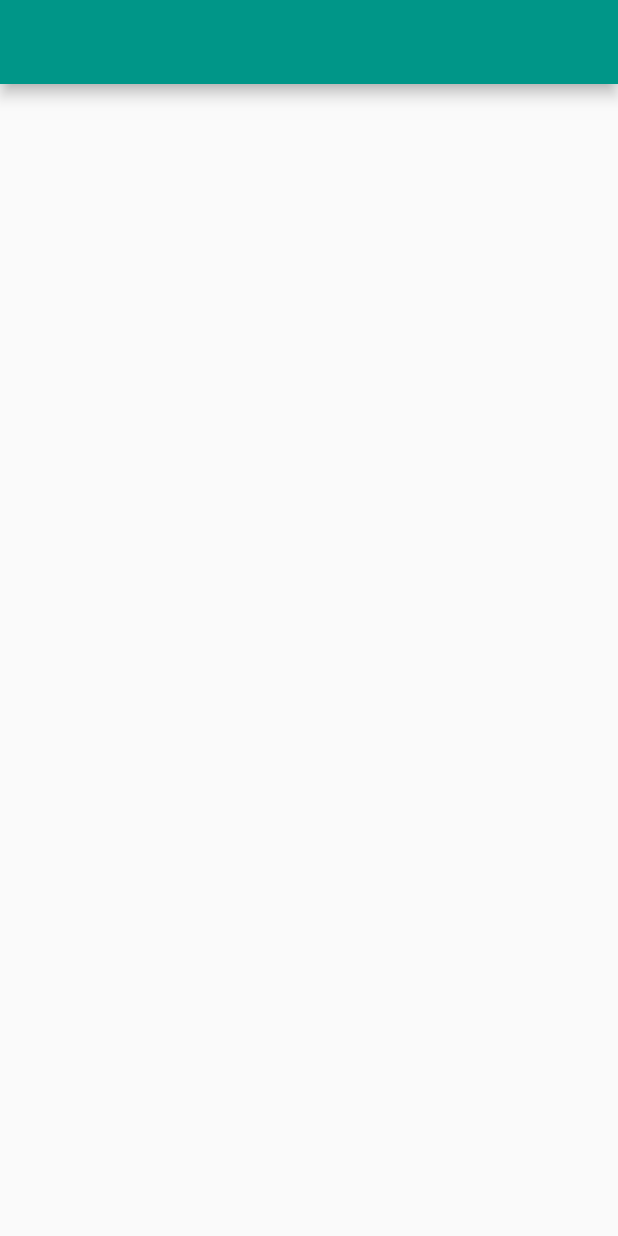
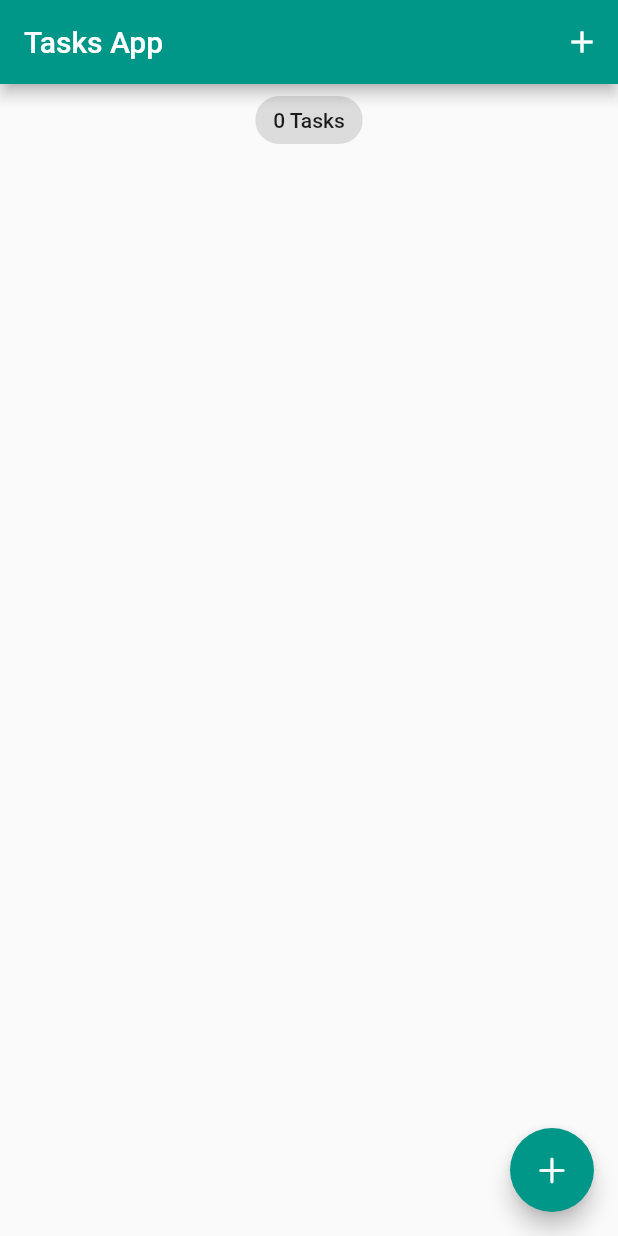
Before and after one commit to Firooz-Smart/bloc_todo_app, a Flutter app: the screen it shows after launch, on a phone screen of 412 x 824 dp. Run offline on Flutter 3.47's test engine with Material 2 defaults, Android fonts, the phone set to English and light mode, and no system bars; our stand-ins replace bloc, equatable, flutter_bloc, hydrated_bloc.

```diff
--- /dev/null
+++ b/lib/blocs/bloc/tasks_bloc.dart
@@ -0,0 +1,45 @@
+import 'dart:convert';
+
+import 'package:bloc/bloc.dart';
+import 'package:bloc_todo/blocs/bloc/tasks_event.dart';
+import 'package:bloc_todo/blocs/bloc/tasks_state.dart';
+import 'package:flutter/cupertino.dart';
+import 'package:hydrated_bloc/hydrated_bloc.dart';
+
+import '../../models/task.dart';
+
+class TasksBloc extends HydratedBloc<TaskEvent, TasksState> {
+  TasksBloc() : super(const TasksState()) {
+    on<AddTask>(_addTask);
+    on<UpdateTask>(_updateTask);
+    on<DeleteTask>(_deleteTask);
+  }
+
+  void _addTask(AddTask event, Emitter<TasksState> emit) {
+    print(event.task.id);
+    final state = this.state;
+    emit(TasksState(allTasks: List.from(state.allTasks)..add(event.task)));
+  }
+
+  void _updateTask(UpdateTask event, Emitter<TasksState> emit) {
+    final state = this.state;
+    final task = event.task;
+    final index = state.allTasks.indexOf(task);
+
+    List<Task> allTasks = List.from(state.allTasks)..remove(task);
+    allTasks.insert(index, task.copyWith(isDone: !task.isDone!));
+    emit(TasksState(allTasks: allTasks));
+  }
+
+  void _deleteTask(DeleteTask event, Emitter<TasksState> emit) {
+    final state = this.state;
+    List<Task> tasks = List.from(state.allTasks)..remove(event.task);
+    emit(TasksState(allTasks: tasks));
+  }
+
+  @override
+  TasksState? fromJson(Map<String, dynamic> json) => TasksState.fromMap(json);
+
+  @override
+  Map<String, dynamic>? toJson(TasksState state) => state.toMap();
+}
--- /dev/null
+++ b/lib/blocs/bloc/tasks_event.dart
@@ -0,0 +1,34 @@
+import 'package:equatable/equatable.dart';
+
+import '../../models/task.dart';
+
+class TaskEvent extends Equatable {
+  const TaskEvent();
+  @override
+  // TODO: implement props
+  List<Object?> get props => [];
+}
+
+class AddTask extends TaskEvent {
+  final Task task;
+  const AddTask({required this.task});
+  @override
+  // TODO: implement props
+  List<Object?> get props => [task];
+}
+
+class UpdateTask extends TaskEvent {
+  final Task task;
+  const UpdateTask({required this.task});
+  @override
+  // TODO: implement props
+  List<Object?> get props => [task];
+}
+
+class DeleteTask extends TaskEvent {
+  final Task task;
+  const DeleteTask({required this.task});
+  @override
+  // TODO: implement props
+  List<Object?> get props => [task];
+}
--- /dev/null
+++ b/lib/blocs/bloc/tasks_state.dart
@@ -0,0 +1,25 @@
+import 'dart:convert';
+
+import 'package:equatable/equatable.dart';
+
+import '../../models/task.dart';
+
+class TasksState extends Equatable {
+  final List<Task> allTasks;
+  const TasksState({this.allTasks = const []});
+  @override
+  // TODO: implement props
+  List<Object?> get props => [allTasks];
+
+  Map<String, dynamic> toMap() {
+    return {'allTasks': allTasks.map((x) => x.toMap()).toList()};
+  }
+
+  factory TasksState.fromMap(Map<String, dynamic> map) {
+    return TasksState(
+        allTasks: List<Task>.from(map['allTasks'].map((x) => Task.fromMap(x))));
+  }
+
+  // String toJson() => jsonEncode(toMap());
+  // factory TasksState.fromJson(source) => TasksState.fromMap(jsonDecode(source));
+}
--- /dev/null
+++ b/lib/blocs/bloc_exports.dart
@@ -0,0 +1,3 @@
+export './bloc/tasks_bloc.dart';
+export './bloc/tasks_event.dart';
+export './bloc/tasks_state.dart';
--- a/lib/main.dart
+++ b/lib/main.dart
@@ -1,8 +1,17 @@
+import 'package:bloc_todo/models/task.dart';
+import 'package:bloc_todo/screens/tasks_screen.dart';
 import 'package:flutter/cupertino.dart';
 import 'package:flutter/material.dart';
+import 'package:flutter_bloc/flutter_bloc.dart';
+import 'package:hydrated_bloc/hydrated_bloc.dart';
+import 'package:path_provider/path_provider.dart';
+import './blocs/bloc_exports.dart';
 
-void main() {
-  runApp(TodoApp());
+void main() async {
+  WidgetsFlutterBinding.ensureInitialized();
+  HydratedBloc.storage = await HydratedStorage.build(
+      storageDirectory: await getApplicationDocumentsDirectory());
+  runApp(const TodoApp());
 }
 
 class TodoApp extends StatelessWidget {
@@ -10,11 +19,12 @@ class TodoApp extends StatelessWidget {
 
   @override
   Widget build(BuildContext context) {
-    return MaterialApp(
-      theme: ThemeData(primarySwatch: Colors.teal),
-      debugShowCheckedModeBanner: false,
-      home: Scaffold(
-        appBar: AppBar(),
+    return BlocProvider(
+      create: (context) => TasksBloc(),
+      child: MaterialApp(
+        debugShowCheckedModeBanner: false,
+        theme: ThemeData(primarySwatch: Colors.teal),
+        home: TasksScreen(),
       ),
     );
   }
--- /dev/null
+++ b/lib/models/task.dart
@@ -0,0 +1,41 @@
+import 'package:equatable/equatable.dart';
+
+class Task extends Equatable {
+  final String id;
+  final String title;
+  bool? isDone;
+  bool? isDeleted;
+
+  Task({required this.id, required this.title, this.isDone, this.isDeleted}) {
+    isDone = isDone ?? false;
+    isDeleted = isDeleted ?? false;
+  }
+  Task copyWith({String? id, String? title, bool? isDone, bool? isDeleted}) {
+    return Task(
+        id: id ?? this.id,
+        title: title ?? this.title,
+        isDone: isDone ?? this.isDone,
+        isDeleted: isDeleted ?? this.isDeleted);
+  }
+
+  Map<String, dynamic> toMap() {
+    return <String, dynamic>{
+      'id': id,
+      'title': title,
+      'isDone': isDone ?? false,
+      'isDeleted': isDeleted ?? false
+    };
+  }
+
+  factory Task.fromMap(Map<String, dynamic> map) {
+    return Task(
+        id: map['id'],
+        title: map['title'],
+        isDone: map['isDone'],
+        isDeleted: map['isDeleted']);
+  }
+
+  @override
+  // TODO: implement props
+  List<Object?> get props => [id, title, isDone, isDeleted];
+}
--- /dev/null
+++ b/lib/screens/tasks_screen.dart
@@ -0,0 +1,62 @@
+import 'package:bloc_todo/blocs/bloc/tasks_bloc.dart';
+import 'package:bloc_todo/blocs/bloc/tasks_event.dart';
+import 'package:bloc_todo/blocs/bloc/tasks_state.dart';
+import 'package:bloc_todo/widgets/tasks_list.dart';
+import 'package:flutter/cupertino.dart';
+import 'package:flutter/material.dart';
+import 'package:flutter_bloc/flutter_bloc.dart';
+
+import '../models/task.dart';
+import 'add_task_screen.dart';
+
+class TasksScreen extends StatelessWidget {
+  TasksScreen({super.key});
+
+  void _addTask(BuildContext context) {
+    showModalBottomSheet(
+      context: context,
+      builder: (context) => SingleChildScrollView(
+        child: Container(
+          padding:
+              EdgeInsets.only(bottom: MediaQuery.of(context).viewInsets.bottom),
+          child: AddTaskScreen(),
+        ),
+      ),
+    );
+  }
+
+  @override
+  Widget build(BuildContext context) {
+    return BlocBuilder<TasksBloc, TasksState>(
+      builder: (context, state) {
+        List<Task> tasksList = state.allTasks;
+        return Scaffold(
+          appBar: AppBar(
+            title: Text('Tasks App'),
+            actions: [
+              IconButton(
+                  onPressed: () => _addTask(context), icon: Icon(Icons.add))
+            ],
+          ),
+          body: Column(
+            crossAxisAlignment: CrossAxisAlignment.center,
+            children: [
+              Center(
+                child: Chip(label: Text('${state.allTasks.length} Tasks')),
+              ),
+              TasksList(
+                tasks: tasksList,
+              )
+            ],
+          ),
+          floatingActionButton: FloatingActionButton(
+            onPressed: () {
+              _addTask(context);
+            },
+            child: Icon(CupertinoIcons.add),
+          ),
+        );
+      },
+    );
+  }
+}
--- /dev/null
+++ b/lib/widgets/tasks_list.dart
@@ -0,0 +1,38 @@
+import 'package:bloc_todo/blocs/bloc/tasks_bloc.dart';
+import 'package:bloc_todo/blocs/bloc/tasks_event.dart';
+import 'package:flutter/cupertino.dart';
+import 'package:flutter/material.dart';
+import 'package:flutter_bloc/flutter_bloc.dart';
+
+import '../../models/task.dart';
+
+class TasksList extends StatelessWidget {
+  const TasksList({
+    super.key,
+    required this.tasks,
+  });
+
+  final List<Task> tasks;
+
+  @override
+  Widget build(BuildContext context) {
+    return Expanded(
+      child: ListView.builder(
+        itemCount: tasks.length,
+        itemBuilder: (context, index) {
+          final task = tasks[index];
+          return ListTile(
+              title: Text(task.title),
+              trailing: Checkbox(
+                onChanged: (v) {
+                  context.read<TasksBloc>().add(UpdateTask(task: task));
+                },
+                value: task.isDone,
+              ),
+              onLongPress: () =>
+                  context.read<TasksBloc>().add(DeleteTask(task: task)));
+        },
+      ),
+    );
+  }
+}
--- a/pubspec.yaml
+++ b/pubspec.yaml
@@ -37,6 +37,10 @@ dependencies:
   cupertino_icons: ^1.0.2
   bloc: ^8.1.2
   flutter_bloc: ^8.1.3
+  equatable: ^2.0.5
+  hydrated_bloc: ^9.1.2
+  path_provider: ^2.1.1
+  uuid: ^4.0.0
 
 dev_dependencies:
   flutter_test:
```
Also changed, not shown: lib/screens/add_task_screen.dart (added, +55 -0 lines), pubspec.lock.
